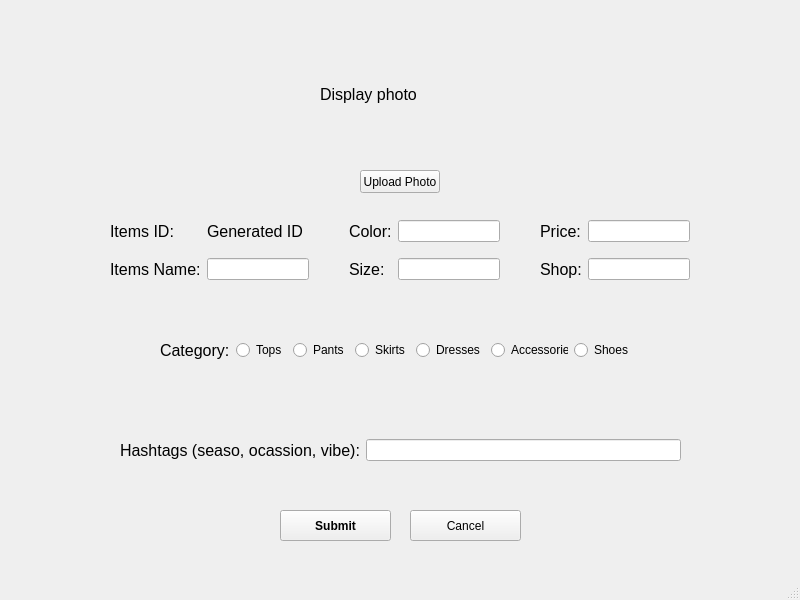
The window that ui/AddItem.ui (CherryRina/My-Closet) describes before a commit, drawn with Qt 5.
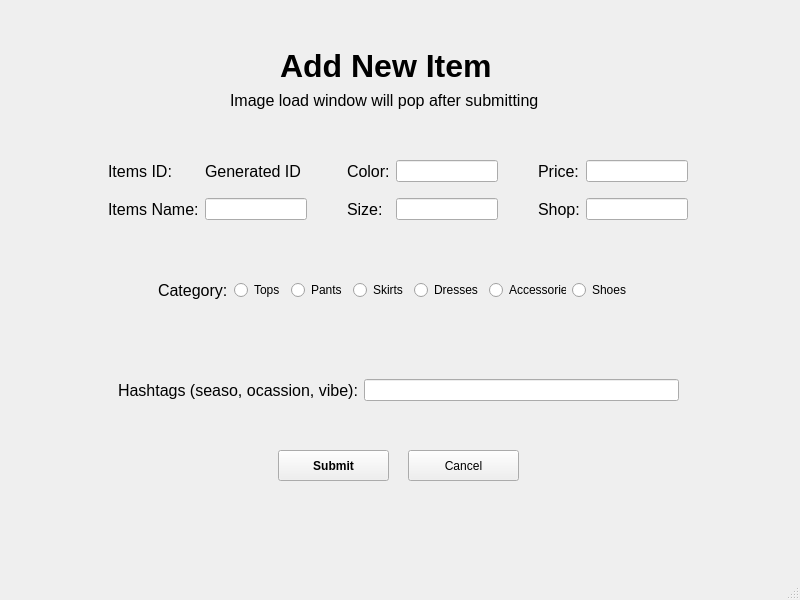
The same window after the commit.

Commit message: first working version. created 'add new item' and image loading for all item pages.

Patch:
```diff
--- a/ui/AddItem.ui
+++ b/ui/AddItem.ui
@@ -17,8 +17,8 @@
    <widget class="QPushButton" name="submit_button">
     <property name="geometry">
      <rect>
-      <x>280</x>
-      <y>510</y>
+      <x>278</x>
+      <y>450</y>
       <width>111</width>
       <height>31</height>
      </rect>
@@ -37,8 +37,8 @@
    <widget class="QWidget" name="horizontalLayoutWidget">
     <property name="geometry">
      <rect>
-      <x>120</x>
-      <y>410</y>
+      <x>118</x>
+      <y>350</y>
       <width>561</width>
       <height>80</height>
      </rect>
@@ -61,24 +61,11 @@
      </item>
     </layout>
    </widget>
-   <widget class="QPushButton" name="upload_photo_button">
-    <property name="geometry">
-     <rect>
-      <x>360</x>
-      <y>170</y>
-      <width>80</width>
-      <height>23</height>
-     </rect>
-    </property>
-    <property name="text">
-     <string>Upload Photo</string>
-    </property>
-   </widget>
    <widget class="QWidget" name="horizontalLayoutWidget_2">
     <property name="geometry">
      <rect>
-      <x>160</x>
-      <y>310</y>
+      <x>158</x>
+      <y>250</y>
       <width>474</width>
       <height>80</height>
      </rect>
@@ -143,8 +130,8 @@
    <widget class="QPushButton" name="cancel_button">
     <property name="geometry">
      <rect>
-      <x>410</x>
-      <y>510</y>
+      <x>408</x>
+      <y>450</y>
       <width>111</width>
       <height>31</height>
      </rect>
@@ -156,8 +143,8 @@
    <widget class="QWidget" name="gridLayoutWidget_3">
     <property name="geometry">
      <rect>
-      <x>110</x>
-      <y>210</y>
+      <x>108</x>
+      <y>150</y>
       <width>580</width>
       <height>80</height>
      </rect>
@@ -290,29 +277,43 @@
      </item>
     </layout>
    </widget>
-   <widget class="QWidget" name="verticalLayoutWidget">
+   <widget class="QLabel" name="label">
     <property name="geometry">
      <rect>
-      <x>320</x>
-      <y>29</y>
-      <width>160</width>
-      <height>131</height>
+      <x>230</x>
+      <y>90</y>
+      <width>381</width>
+      <height>21</height>
      </rect>
     </property>
-    <layout class="QVBoxLayout" name="verticalLayout">
-     <item>
-      <widget class="QLabel" name="label_9">
-       <property name="font">
-        <font>
-         <pointsize>12</pointsize>
-        </font>
-       </property>
-       <property name="text">
-        <string>Display photo</string>
-       </property>
-      </widget>
-     </item>
-    </layout>
+    <property name="font">
+     <font>
+      <pointsize>12</pointsize>
+     </font>
+    </property>
+    <property name="text">
+     <string>Image load window will pop after submitting</string>
+    </property>
+   </widget>
+   <widget class="QLabel" name="label_2">
+    <property name="geometry">
+     <rect>
+      <x>280</x>
+      <y>40</y>
+      <width>251</width>
+      <height>51</height>
+     </rect>
+    </property>
+    <property name="font">
+     <font>
+      <pointsize>24</pointsize>
+      <weight>75</weight>
+      <bold>true</bold>
+     </font>
+    </property>
+    <property name="text">
+     <string>Add New Item</string>
+    </property>
    </widget>
   </widget>
   <widget class="QMenuBar" name="menubar">
```
The commit also changes 5 other files.
